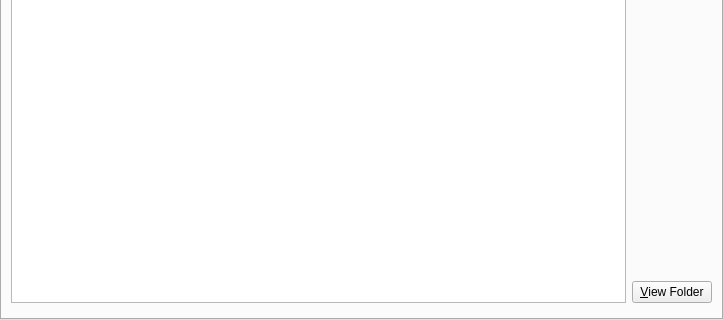
Above: application/pages/ModFolderPage.ui from FreesmTeam/FreesmLauncher before the change; both pictures show x 0 to 723 and y 212 to 532 of the 723 by 532 pixel window. Below: the same form after it.
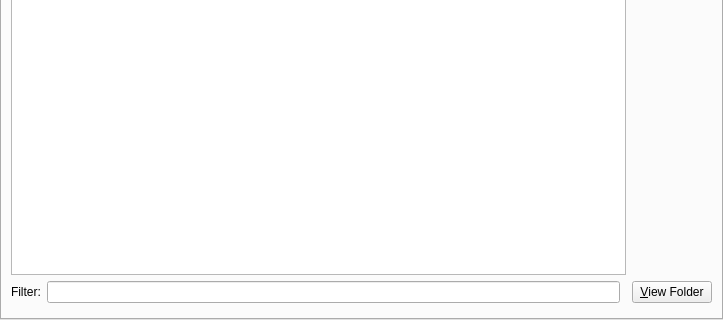
That is the form after the change. Custom widgets are drawn as their Qt base class.

Commit message: GH-1635 add filter bar to mod list pages

Diff of the .ui file:
```diff
--- a/application/pages/ModFolderPage.ui
+++ b/application/pages/ModFolderPage.ui
@@ -29,27 +29,17 @@
       <number>0</number>
      </property>
      <widget class="QWidget" name="tab">
+      <property name="sizePolicy">
+       <sizepolicy hsizetype="Preferred" vsizetype="Preferred">
+        <horstretch>0</horstretch>
+        <verstretch>0</verstretch>
+       </sizepolicy>
+      </property>
       <attribute name="title">
        <string notr="true">Tab 1</string>
       </attribute>
-      <layout class="QGridLayout" name="gridLayout">
-       <item row="0" column="0">
-        <widget class="ModListView" name="modTreeView">
-         <property name="sizePolicy">
-          <sizepolicy hsizetype="Expanding" vsizetype="Expanding">
-           <horstretch>0</horstretch>
-           <verstretch>0</verstretch>
-          </sizepolicy>
-         </property>
-         <property name="acceptDrops">
-          <bool>true</bool>
-         </property>
-         <property name="dragDropMode">
-          <enum>QAbstractItemView::DropOnly</enum>
-         </property>
-        </widget>
-       </item>
-       <item row="0" column="1">
+      <layout class="QGridLayout" name="gridLayout" columnstretch="0,1,0">
+       <item row="0" column="2">
         <layout class="QVBoxLayout" name="verticalLayout_2">
          <item>
           <widget class="QPushButton" name="addModBtn">
@@ -97,6 +87,40 @@
          </property>
         </widget>
        </item>
+       <item row="0" column="0" colspan="2">
+        <layout class="QGridLayout" name="gridLayout_2">
+         <item row="1" column="1">
+          <widget class="QLineEdit" name="filterEdit">
+           <property name="clearButtonEnabled">
+            <bool>true</bool>
+           </property>
+          </widget>
+         </item>
+         <item row="1" column="0">
+          <widget class="QLabel" name="filterLabel">
+           <property name="text">
+            <string>Filter:</string>
+           </property>
+          </widget>
+         </item>
+         <item row="0" column="0" colspan="3">
+          <widget class="ModListView" name="modTreeView">
+           <property name="sizePolicy">
+            <sizepolicy hsizetype="Expanding" vsizetype="Expanding">
+             <horstretch>0</horstretch>
+             <verstretch>0</verstretch>
+            </sizepolicy>
+           </property>
+           <property name="acceptDrops">
+            <bool>true</bool>
+           </property>
+           <property name="dragDropMode">
+            <enum>QAbstractItemView::DropOnly</enum>
+           </property>
+          </widget>
+         </item>
+        </layout>
+       </item>
       </layout>
      </widget>
     </widget>
```
Left out of the diff: 10 changed lines with no effect on the pictures. The commit also changes 4 other files.
